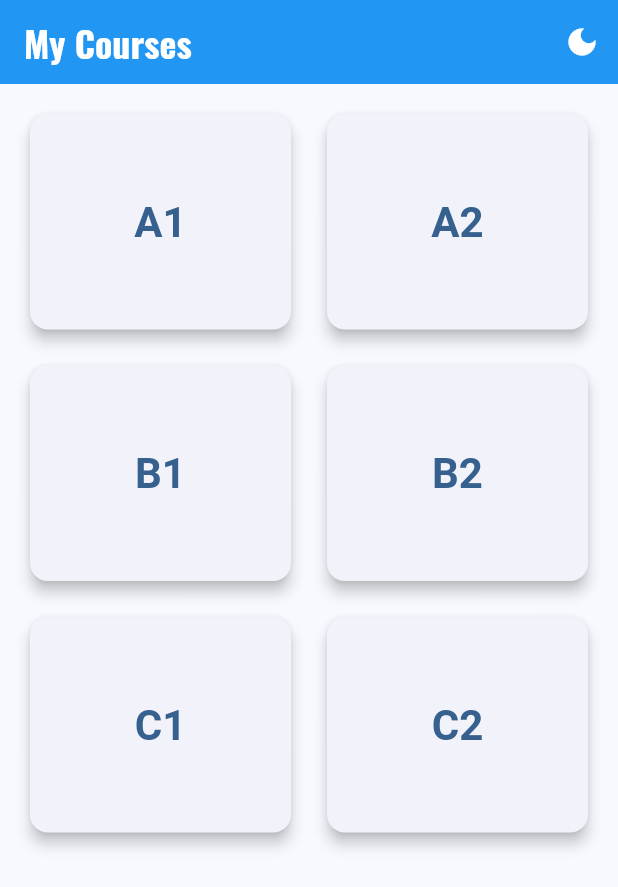
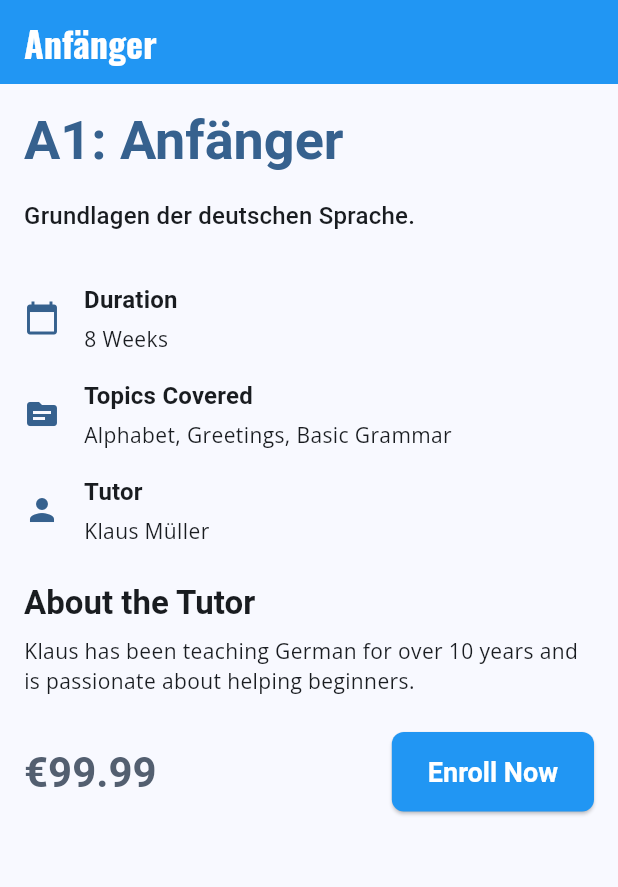
Before and after one commit to krnmehta/NationalFabrico, a Flutter app: the HomeScreen screen opened by its route, after a tap on "A1", on a phone screen of 412 x 824 dp. Shown: the top 887 px of the screen. Run offline on Flutter 3.47's test engine with Material 3 defaults, Android fonts, the phone set to English and light mode, and no system bars; our stand-ins replace go_router, google_fonts.

Commit message:
new changes

```diff
--- a/lib/main.dart
+++ b/lib/main.dart
@@ -28,22 +28,84 @@ class Course {
   final String title;
   final String description;
   final double price;
+  final String duration;
+  final List<String> topics;
+  final String tutorName;
+  final String tutorBio;
 
   Course({
     required this.level,
     required this.title,
     required this.description,
     required this.price,
+    required this.duration,
+    required this.topics,
+    required this.tutorName,
+    required this.tutorBio,
   });
 }
 
 final List<Course> courseList = [
-  Course(level: 'A1', title: 'Anfänger', description: 'Grundlagen der deutschen Sprache.', price: 99.99),
-  Course(level: 'A2', title: 'Grundlagen', description: 'Einfache Sätze und Alltagsgespräche.', price: 129.99),
-  Course(level: 'B1', title: 'Mittelstufe', description: 'Selbstständige Sprachverwendung.', price: 159.99),
-  Course(level: 'B2', title: 'Gute Mittelstufe', description: 'Fließende und spontane Verständigung.', price: 189.99),
-  Course(level: 'C1', title: 'Fortgeschrittene Kenntnisse', description: 'Anspruchsvolle Texte und komplexe Themen.', price: 219.99),
-  Course(level: 'C2', title: 'Exzellente Kenntnisse', description: 'Müheloses Verstehen und Ausdruck.', price: 249.99),
+  Course(
+    level: 'A1',
+    title: 'Anfänger',
+    description: 'Grundlagen der deutschen Sprache.',
+    price: 99.99,
+    duration: '8 Weeks',
+    topics: ['Alphabet', 'Greetings', 'Basic Grammar'],
+    tutorName: 'Klaus Müller',
+    tutorBio: 'Klaus has been teaching German for over 10 years and is passionate about helping beginners.',
+  ),
+  Course(
+    level: 'A2',
+    title: 'Grundlagen',
+    description: 'Einfache Sätze und Alltagsgespräche.',
+    price: 129.99,
+    duration: '8 Weeks',
+    topics: ['Sentence Structure', 'Common Phrases', 'Shopping'],
+    tutorName: 'Sabine Schmidt',
+    tutorBio: 'Sabine specializes in making learning fun and interactive for elementary-level students.',
+  ),
+  Course(
+    level: 'B1',
+    title: 'Mittelstufe',
+    description: 'Selbstständige Sprachverwendung.',
+    price: 159.99,
+    duration: '10 Weeks',
+    topics: ['Intermediate Grammar', 'Conversational Skills', 'Writing Emails'],
+    tutorName: 'Lars Weber',
+    tutorBio: 'Lars has a PhD in German literature and enjoys teaching intermediate learners.',
+  ),
+  Course(
+    level: 'B2',
+    title: 'Gute Mittelstufe',
+    description: 'Fließende und spontane Verständigung.',
+    price: 189.99,
+    duration: '10 Weeks',
+    topics: ['Advanced Grammar', 'Debates and Discussions', 'Formal Writing'],
+    tutorName: 'Heike Fischer',
+    tutorBio: 'Heike is a certified examiner for B2-level exams and knows how to get you ready.',
+  ),
+  Course(
+    level: 'C1',
+    title: 'Fortgeschrittene Kenntnisse',
+    description: 'Anspruchsvolle Texte und komplexe Themen.',
+    price: 219.99,
+    duration: '12 Weeks',
+    topics: ['Complex Sentence Structures', 'Academic Writing', 'German Culture'],
+    tutorName: 'Jürgen Wagner',
+    tutorBio: 'Jürgen is a university lecturer with extensive experience in teaching advanced students.',
+  ),
+  Course(
+    level: 'C2',
+    title: 'Exzellente Kenntnisse',
+    description: 'Müheloses Verstehen und Ausdruck.',
+    price: 249.99,
+    duration: '12 Weeks',
+    topics: ['Nuances of the German Language', 'Specialized Vocabulary', 'Presentation Skills'],
+    tutorName: 'Angelika Becker',
+    tutorBio: 'Angelika is a native speaker with a passion for helping students achieve near-native fluency.',
+  ),
 ];
 
 final GoRouter _router = GoRouter(
@@ -70,6 +132,14 @@ final GoRouter _router = GoRouter(
       path: '/home',
       builder: (BuildContext context, GoRouterState state) {
         return const HomeScreen();
+      },
+    ),
+    GoRoute(
+      path: '/course-details/:level',
+      builder: (BuildContext context, GoRouterState state) {
+        final level = state.pathParameters['level']!;
+        final course = courseList.firstWhere((c) => c.level == level);
+        return CourseDetailsScreen(course: course);
       },
     ),
   ],
@@ -222,7 +292,7 @@ class _LoginScreenState extends State<LoginScreen> {
               const SizedBox(height: 24),
               TextButton(
                 onPressed: () => context.go('/signup'),
-                child: const Text('Don\'t have an account? Sign up'),
+                child: const Text('Don't have an account? Sign up'),
               ),
               const SizedBox(height: 24),
               Text(
@@ -330,6 +400,8 @@ class CourseSelectionScreen extends StatelessWidget {
             elevation: 4,
             margin: const EdgeInsets.symmetric(vertical: 8.0),
             shape: RoundedRectangleBorder(borderRadius: BorderRadius.circular(12)),
+            child: InkWell(
+              onTap: () => context.go('/course-details/${course.level}'),
               child: Padding(
                 padding: const EdgeInsets.all(16.0),
                 child: Column(
@@ -362,6 +434,7 @@ class CourseSelectionScreen extends StatelessWidget {
                       ],
                     ),
                   ],
+                ),
               ),
             ),
           );
@@ -400,13 +473,12 @@ class HomeScreen extends StatelessWidget {
         ),
         itemCount: courseLevels.length,
         itemBuilder: (context, index) {
+          final course = courseList[index];
           return Card(
             elevation: 4,
             shape: RoundedRectangleBorder(borderRadius: BorderRadius.circular(12)),
             child: InkWell(
-              onTap: () {
-                // Navigate to course detail screen
-              },
+              onTap: () => context.go('/course-details/${course.level}'),
               child: Center(
                 child: Text(
                   courseLevels[index],
@@ -423,3 +495,98 @@ class HomeScreen extends StatelessWidget {
     );
   }
 }
+
+class CourseDetailsScreen extends StatelessWidget {
+  final Course course;
+
+  const CourseDetailsScreen({super.key, required this.course});
+
+  @override
+  Widget build(BuildContext context) {
+    return Scaffold(
+      appBar: AppBar(
+        title: Text(course.title),
+      ),
+      body: SingleChildScrollView(
+        padding: const EdgeInsets.all(16.0),
+        child: Column(
+          crossAxisAlignment: CrossAxisAlignment.start,
+          children: [
+            Text(
+              '${course.level}: ${course.title}',
+              style: Theme.of(context).textTheme.displaySmall?.copyWith(
+                    color: Theme.of(context).colorScheme.primary,
+                    fontWeight: FontWeight.bold,
+                  ),
+            ),
+            const SizedBox(height: 16),
+            Text(
+              course.description,
+              style: Theme.of(context).textTheme.titleMedium,
+            ),
+            const SizedBox(height: 24),
+            _buildDetailRow(context, Icons.calendar_today, 'Duration', course.duration),
+            _buildDetailRow(context, Icons.topic, 'Topics Covered', course.topics.join(', ')),
+            _buildDetailRow(context, Icons.person, 'Tutor', course.tutorName),
+            const SizedBox(height: 16),
+            Text(
+              'About the Tutor',
+              style: Theme.of(context).textTheme.titleLarge?.copyWith(fontWeight: FontWeight.bold),
+            ),
+            const SizedBox(height: 8),
+            Text(
+              course.tutorBio,
+              style: Theme.of(context).textTheme.bodyMedium,
+            ),
+            const SizedBox(height: 24),
+            Row(
+              mainAxisAlignment: MainAxisAlignment.spaceBetween,
+              children: [
+                Text(
+                  '€${course.price.toStringAsFixed(2)}',
+                  style: Theme.of(context).textTheme.headlineMedium?.copyWith(
+                        fontWeight: FontWeight.bold,
+                        color: Theme.of(context).colorScheme.secondary,
+                      ),
+                ),
+                ElevatedButton(
+                  onPressed: () {},
+                  child: const Text('Enroll Now'),
+                ),
+              ],
+            ),
+          ],
+        ),
+      ),
+    );
+  }
+
+  Widget _buildDetailRow(BuildContext context, IconData icon, String title, String subtitle) {
+    return Padding(
+      padding: const EdgeInsets.symmetric(vertical: 8.0),
+      child: Row(
+        children: [
+          Icon(icon, color: Theme.of(context).colorScheme.primary),
+          const SizedBox(width: 16),
+          Column(
+            crossAxisAlignment: CrossAxisAlignment.start,
+            children: [
+              Text(
+                title,
+                style: Theme.of(context).textTheme.titleMedium?.copyWith(fontWeight: FontWeight.bold),
+              ),
+              const SizedBox(height: 4),
+              SizedBox(
+                width: MediaQuery.of(context).size.width - 80,
+                child: Text(
+                  subtitle,
+                  style: Theme.of(context).textTheme.bodyMedium,
+                ),
+              ),
+            ],
+          ),
+        ],
+      ),
+    );
+  }
+}
```
Lines whose indentation alone changed are shown as unchanged.
